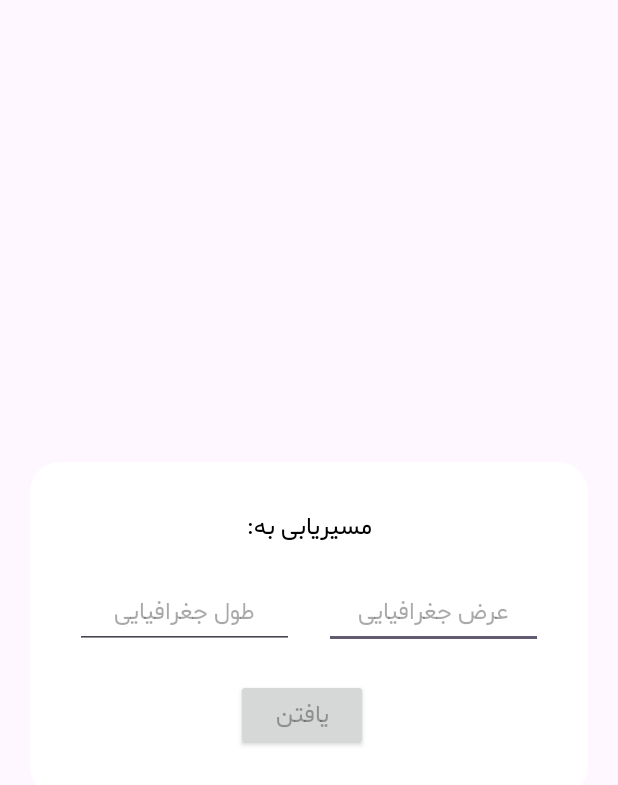
After one commit to Moradix96/SinaMap, an Android app: the layout fragment_go_dialog.xml on its own in the app's theme, with its tools: preview values and no code run, on a phone screen of 412 x 824 dp. The commit adds this screen. Shown: the top 785 px of the screen. Run offline under Robolectric (Android 15) with nearby library versions, the phone set to English and light mode, and no system bars; network calls fail.

Commit message:
Implemented base of GoDialogFragment

```diff
--- a/app/src/main/java/ir/co/holoo/sinamap/activities/MainActivity.kt
+++ b/app/src/main/java/ir/co/holoo/sinamap/activities/MainActivity.kt
@@ -21,6 +21,7 @@ import androidx.core.app.ActivityCompat
 import androidx.core.content.ContextCompat
 import ir.co.holoo.sinamap.R
 import ir.co.holoo.sinamap.databinding.ActivityMainBinding
+import ir.co.holoo.sinamap.dialogs.GoDialogFragment
 import ir.co.holoo.sinamap.model.Place
 import ir.co.holoo.sinamap.utils.DBHelper
 import ir.co.holoo.sinamap.utils.DBHelper2
@@ -88,6 +89,11 @@ class MainActivity : AppCompatActivity() {
         }
 
         locationManager = getSystemService(Context.LOCATION_SERVICE) as LocationManager
+
+        binding.btnSearch.setOnClickListener {
+            val dialogFragment = GoDialogFragment()
+            dialogFragment.show(supportFragmentManager, "GoDialogFragment")
+        }
 
         binding.fabGoHome.setOnClickListener {
             Log.d("TAG", "btnGoMyLocation Clicked")
--- /dev/null
+++ b/app/src/main/res/drawable/dialog_bg.xml
@@ -0,0 +1,6 @@
+<?xml version="1.0" encoding="utf-8"?>
+<shape xmlns:android="http://schemas.android.com/apk/res/android"
+    android:shape="rectangle">
+    <solid android:color="@color/white" />
+    <corners android:radius="20dp" />
+</shape>
--- /dev/null
+++ b/app/src/main/res/layout/fragment_go_dialog.xml
@@ -0,0 +1,96 @@
+<?xml version="1.0" encoding="utf-8"?>
+<layout xmlns:android="http://schemas.android.com/apk/res/android"
+    xmlns:app="http://schemas.android.com/apk/res-auto">
+
+
+    <androidx.constraintlayout.widget.ConstraintLayout
+
+        android:layout_width="match_parent"
+        android:layout_height="match_parent">
+
+        <androidx.constraintlayout.widget.ConstraintLayout
+
+            android:layout_width="match_parent"
+            android:layout_height="wrap_content"
+            android:layout_marginStart="20dp"
+            android:layout_marginTop="14dp"
+            android:layout_marginEnd="20dp"
+            android:background="@drawable/dialog_bg"
+            android:backgroundTint="@color/white"
+            android:paddingBottom="30dp"
+            app:layout_constraintBottom_toBottomOf="parent"
+            app:layout_constraintEnd_toEndOf="parent"
+            app:layout_constraintStart_toStartOf="parent"
+            app:layout_constraintTop_toTopOf="parent">
+
+
+            <TextView
+                android:id="@+id/title"
+                android:layout_width="0dp"
+                android:layout_height="wrap_content"
+                android:layout_marginStart="30dp"
+                android:layout_marginTop="30dp"
+                android:layout_marginEnd="30dp"
+                android:gravity="center_horizontal"
+                android:text="مسیریابی به:"
+                android:textColor="#000"
+                android:textSize="16sp"
+                app:layout_constraintEnd_toEndOf="parent"
+                app:layout_constraintStart_toStartOf="parent"
+                app:layout_constraintTop_toTopOf="parent" />
+
+
+            <EditText
+                android:id="@+id/et_lon"
+                android:layout_width="0dp"
+                android:layout_height="48dp"
+                android:layout_alignParentStart="true"
+                android:layout_alignParentEnd="true"
+                android:layout_marginStart="10dp"
+                android:layout_marginTop="20dp"
+                android:gravity="center"
+                android:hint="عرض جغرافیایی"
+                android:text=""
+                android:textSize="16sp"
+                app:layout_constraintEnd_toEndOf="@+id/title"
+                app:layout_constraintHorizontal_bias="0.5"
+                app:layout_constraintStart_toEndOf="@+id/et_lat"
+                app:layout_constraintTop_toBottomOf="@+id/title" />
+
+
+            <EditText
+                android:id="@+id/et_lat"
+                android:layout_width="0dp"
+                android:layout_height="48dp"
+                android:layout_alignParentStart="true"
+                android:layout_alignParentEnd="true"
+                android:layout_marginTop="20dp"
+                android:layout_marginEnd="10dp"
+                android:gravity="center"
+                android:hint="طول جغرافیایی"
+                android:text=""
+                android:textSize="16sp"
+                app:layout_constraintEnd_toStartOf="@id/et_lon"
+                app:layout_constraintHorizontal_bias="0.5"
+                app:layout_constraintStart_toStartOf="@id/title"
+                app:layout_constraintTop_toBottomOf="@id/title" />
+
+            <androidx.appcompat.widget.AppCompatButton
+                android:id="@+id/btn_go"
+                android:layout_width="wrap_content"
+                android:layout_height="48dp"
+                android:layout_marginTop="20dp"
+                android:layout_marginEnd="10dp"
+                android:gravity="center"
+                android:hint="یافتن"
+                android:text=""
+                android:textColor="@color/white"
+                android:textSize="16sp"
+                app:layout_constraintEnd_toEndOf="parent"
+                app:layout_constraintStart_toStartOf="parent"
+                app:layout_constraintTop_toBottomOf="@id/et_lat" />
+        </androidx.constraintlayout.widget.ConstraintLayout>
+
+
+    </androidx.constraintlayout.widget.ConstraintLayout>
+</layout>
```
Also changed, not shown: app/src/main/java/ir/co/holoo/sinamap/dialogs/GoDialogFragment.kt (added, +59 -0 lines), app/src/main/res/values/themes.xml (+7 -0 lines).
